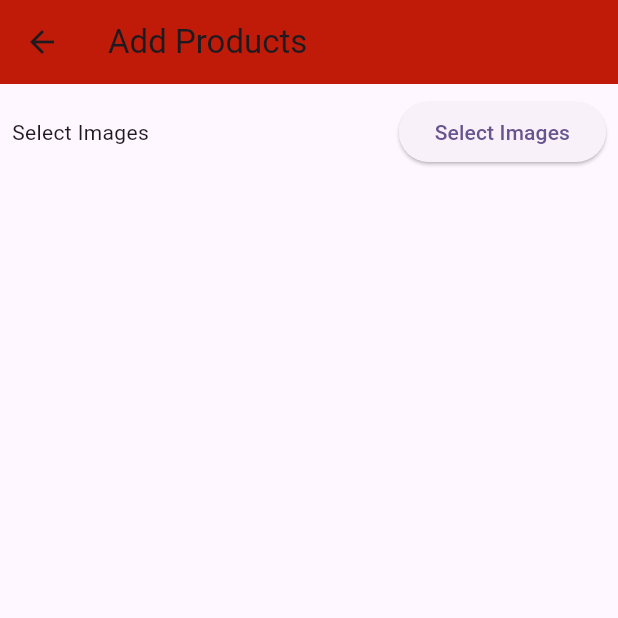
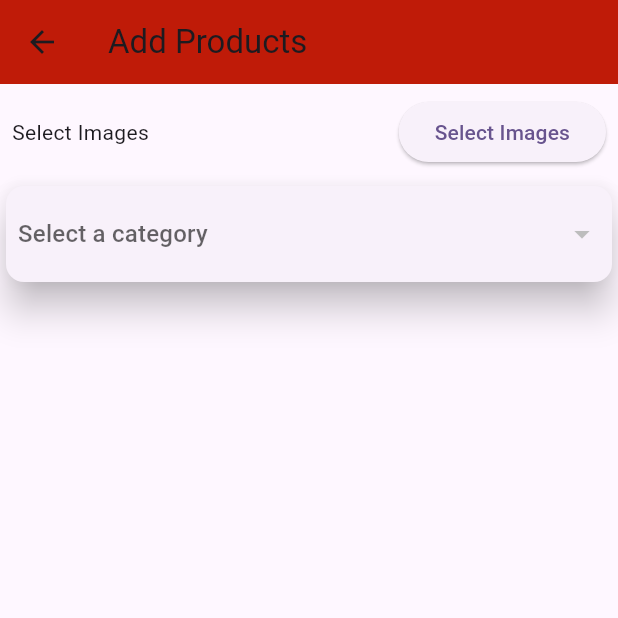
Before and after one commit to Warisalikhan786/easy-shopping-admin-panel, a Flutter app: the AddProductScreen screen opened directly, on a phone screen of 412 x 824 dp, the top half of it. Run offline on Flutter 3.47's test engine with Material 3 defaults, Android fonts, the light colour scheme and no system bars; our stand-ins replace cached_network_image, cloud_firestore, device_info_plus, firebase_auth, firebase_core, firebase_storage and 4 more; accounts and stored records are empty.

Commit message:
working on show categroies drop down

```diff
--- a/lib/screens/add-products-screen.dart
+++ b/lib/screens/add-products-screen.dart
@@ -1,17 +1,23 @@
-// ignore_for_file: file_names, prefer_const_literals_to_create_immutables, avoid_unnecessary_containers, prefer_const_constructors, must_be_immutable, sized_box_for_whitespace, prefer_is_empty, avoid_print
+// ignore_for_file: file_names, prefer_const_literals_to_create_immutables, avoid_unnecessary_containers, prefer_const_constructors, must_be_immutable, sized_box_for_whitespace, prefer_is_empty, avoid_print, await_only_futures
 
 import 'dart:io';
 
 import 'package:admin_panel/utils/constant.dart';
 import 'package:flutter/material.dart';
 import 'package:get/get.dart';
+import '../controllers/category-dropdown_controller.dart';
 import '../controllers/products-images-controller.dart';
+import '../widgets/dropdown-categories-widget.dart';
 
 class AddProductScreen extends StatelessWidget {
   AddProductScreen({super.key});
 
   AddProductImagesController addProductImagesController =
       Get.put(AddProductImagesController());
+
+  //
+  CategoryDropDownController categoryDropDownController =
+      Get.put(CategoryDropDownController());
 
   @override
   Widget build(BuildContext context) {
@@ -21,8 +27,8 @@ class AddProductScreen extends StatelessWidget {
         backgroundColor: AppConstant.appMainColor,
       ),
       body: SingleChildScrollView(
+        physics: BouncingScrollPhysics(),
         child: Container(
-          height: Get.height,
           child: Column(
             children: [
               Padding(
@@ -95,6 +101,9 @@ class AddProductScreen extends StatelessWidget {
                       : SizedBox.shrink();
                 },
               ),
+
+              //show categories drop down
+              DropDownCategoriesWiidget(),
             ],
           ),
         ),
--- /dev/null
+++ b/lib/widgets/dropdown-categories-widget.dart
@@ -0,0 +1,68 @@
+// ignore_for_file: file_names, prefer_const_constructors
+
+import 'package:flutter/material.dart';
+import 'package:get/get.dart';
+
+import '../controllers/category-dropdown_controller.dart';
+
+class DropDownCategoriesWiidget extends StatelessWidget {
+  const DropDownCategoriesWiidget({super.key});
+
+  @override
+  Widget build(BuildContext context) {
+    return GetBuilder<CategoryDropDownController>(
+      init: CategoryDropDownController(),
+      builder: (categoriesDropDownController) {
+        return Column(
+          children: [
+            Container(
+              margin: const EdgeInsets.symmetric(horizontal: 0.0),
+              child: Card(
+                elevation: 10,
+                child: Padding(
+                  padding: const EdgeInsets.all(8.0),
+                  child: DropdownButton<String>(
+                    value:
+                        categoriesDropDownController.selectedCategoryId?.value,
+                    items:
+                        categoriesDropDownController.categories.map((category) {
+                      return DropdownMenuItem<String>(
+                        value: category['categoryId'],
+                        child: Row(
+                          mainAxisSize: MainAxisSize.max,
+                          children: [
+                            CircleAvatar(
+                              backgroundImage: NetworkImage(
+                                category['categoryImg'].toString(),
+                              ),
+                            ),
+                            const SizedBox(width: 20),
+                            Text(category['categoryName']),
+                          ],
+                        ),
+                      );
+                    }).toList(),
+                    onChanged: (String? selectedValue) async {
+                      categoriesDropDownController
+                          .setSelectedCategory(selectedValue);
+                      String? categoryName = await categoriesDropDownController
+                          .getCategoryName(selectedValue);
+                      categoriesDropDownController
+                          .setSelectedCategoryName(categoryName);
+                    },
+                    hint: const Text(
+                      'Select a category',
+                    ),
+                    isExpanded: true,
+                    elevation: 10,
+                    underline: const SizedBox.shrink(),
+                  ),
+                ),
+              ),
+            ),
+          ],
+        );
+      },
+    );
+  }
+}
```
